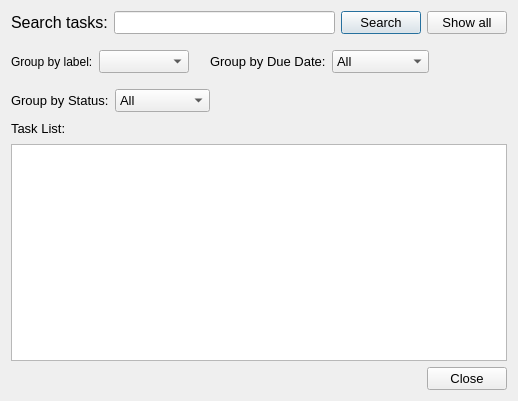
First picture: the form in ui/search.ui, repository VicMbugua/TaskManagementSystem, before the edit.
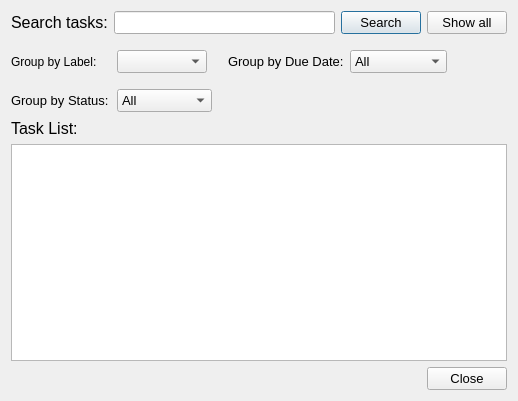
Second picture: the form after the edit.

Patch:
```diff
--- a/ui/search.ui
+++ b/ui/search.ui
@@ -68,13 +68,19 @@
      </property>
      <item>
       <widget class="QLabel" name="label_2">
+       <property name="minimumSize">
+        <size>
+         <width>100</width>
+         <height>0</height>
+        </size>
+       </property>
        <property name="font">
         <font>
          <pointsize>9</pointsize>
         </font>
        </property>
        <property name="text">
-        <string>Group by label:</string>
+        <string>Group by Label:</string>
        </property>
       </widget>
      </item>
@@ -155,6 +161,12 @@
     <layout class="QHBoxLayout" name="horizontalLayout_5">
      <item>
       <widget class="QLabel" name="label_5">
+       <property name="minimumSize">
+        <size>
+         <width>100</width>
+         <height>0</height>
+        </size>
+       </property>
        <property name="text">
         <string>Group by Status:</string>
        </property>
@@ -200,7 +212,7 @@
       <widget class="QLabel" name="label_4">
        <property name="font">
         <font>
-         <pointsize>10</pointsize>
+         <pointsize>12</pointsize>
         </font>
        </property>
        <property name="text">
```
